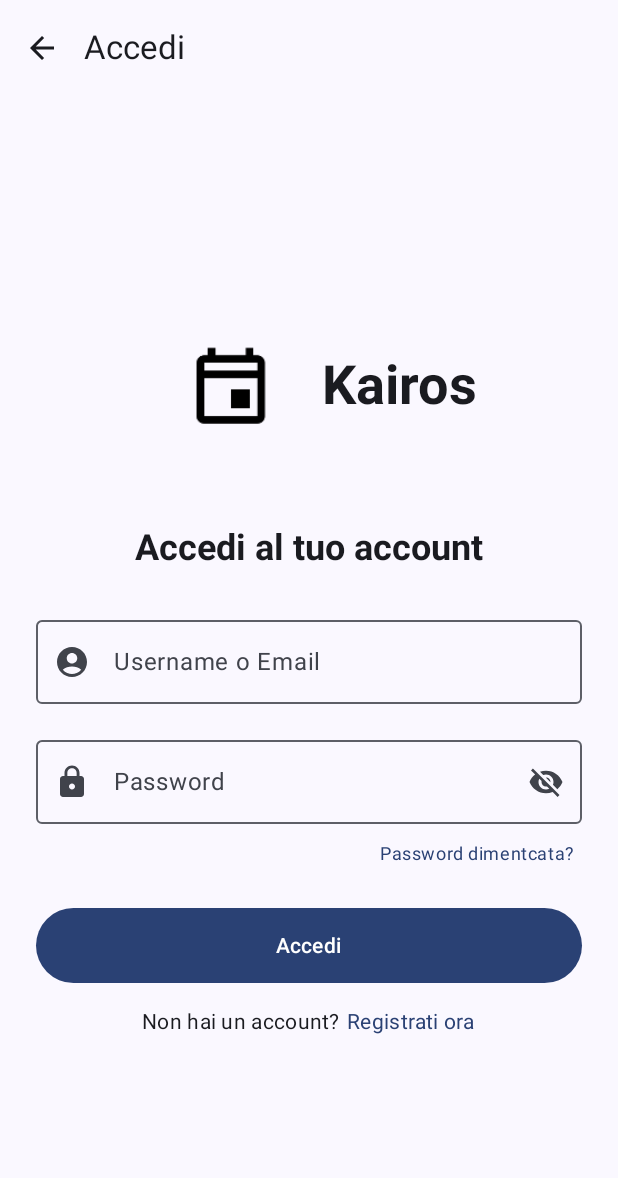
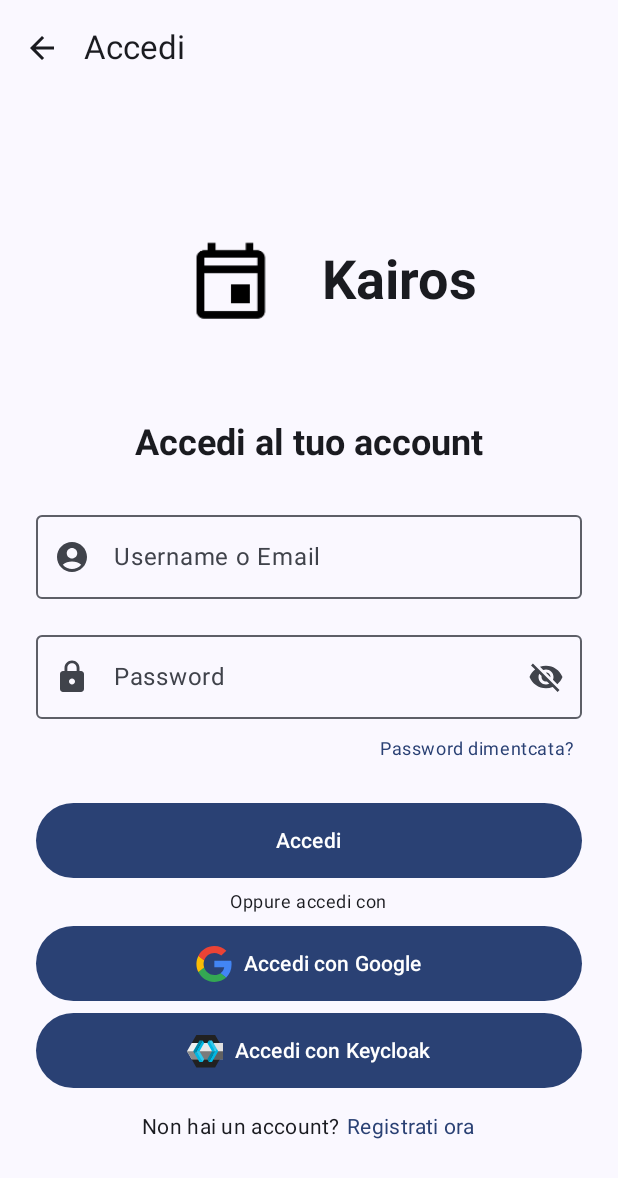
Before and after one commit to Alessandro624/Kairos-Mobile-App, an Android app built with Jetpack Compose: the LoginActivity screen opened through its navigation route, on a phone screen of 412 x 824 dp. Shown: the top 1178 px of the screen. Run offline under Robolectric (Android 15) with nearby library versions, the phone set to English and light mode, and no system bars; our stand-ins replace Room's generated code; network calls fail; pictures from the network do not load.

Commit message:
Added google and keycloak login

```diff
--- a/app/src/main/java/it/unical/demacs/informatica/kairosapp/LoginActivity.kt
+++ b/app/src/main/java/it/unical/demacs/informatica/kairosapp/LoginActivity.kt
@@ -1,6 +1,9 @@
 package it.unical.demacs.informatica.kairosapp
 
+import android.annotation.SuppressLint
+import android.content.Intent
 import android.widget.Toast
+import androidx.browser.customtabs.CustomTabsIntent
 import androidx.compose.foundation.Image
 import androidx.compose.foundation.background
 import androidx.compose.foundation.clickable
@@ -31,8 +34,10 @@
 import androidx.compose.runtime.Composable
 import androidx.compose.runtime.LaunchedEffect
 import androidx.compose.runtime.collectAsState
+import androidx.compose.runtime.getValue
 import androidx.compose.ui.Alignment
 import androidx.compose.ui.Modifier
+import androidx.compose.ui.graphics.Color
 import androidx.compose.ui.platform.LocalContext
 import androidx.compose.ui.res.painterResource
 import androidx.compose.ui.res.stringResource
@@ -41,13 +46,15 @@
 import androidx.compose.ui.text.input.PasswordVisualTransformation
 import androidx.compose.ui.text.input.VisualTransformation
 import androidx.compose.ui.text.style.TextAlign
+import androidx.compose.ui.text.style.TextOverflow
 import androidx.compose.ui.tooling.preview.Preview
 import androidx.compose.ui.unit.dp
+import androidx.core.net.toUri
 import androidx.lifecycle.viewmodel.compose.viewModel
 import it.unical.demacs.informatica.kairosapp.ui.theme.KairosAppTheme
 import it.unical.demacs.informatica.kairosapp.viewmodels.LoginViewModel
-import androidx.compose.runtime.getValue
 
+@SuppressLint("QueryPermissionsNeeded")
 @OptIn(ExperimentalMaterial3Api::class)
 @Composable
 fun LoginActivity(
@@ -71,6 +78,25 @@
         if (uiState.errorMessage != null) {
             Toast.makeText(context, uiState.errorMessage, Toast.LENGTH_LONG).show()
             viewModel.resetLoginState()
+        }
+    }
+
+    LaunchedEffect(uiState.oauthUrlToOpen) {
+        uiState.oauthUrlToOpen?.let { url ->
+            try {
+                val customTabsIntent = CustomTabsIntent.Builder()
+                    .build()
+                customTabsIntent.launchUrl(context, url.toUri())
+            } catch (_: Exception) {
+                val browserIntent = Intent(Intent.ACTION_VIEW, url.toUri())
+                if (browserIntent.resolveActivity(context.packageManager) != null) {
+                    context.startActivity(browserIntent)
+                } else {
+                    Toast.makeText(context, R.string.error_no_browser_found, Toast.LENGTH_LONG)
+                        .show()
+                }
+            }
+            viewModel.consumeOauthUrl()
         }
     }
 
@@ -180,6 +206,65 @@
                 Text(stringResource(R.string.login))
             }
         }
+
+        Text(
+            text = stringResource(R.string.or_login_with),
+            style = MaterialTheme.typography.bodySmall,
+            color = MaterialTheme.colorScheme.onBackground,
+            modifier = Modifier.padding(vertical = 8.dp)
+        )
+
+        Column(
+            modifier = Modifier.fillMaxWidth(),
+            horizontalAlignment = Alignment.CenterHorizontally,
+            verticalArrangement = Arrangement.spacedBy(8.dp)
+        ) {
+            Button(
+                onClick = viewModel::loginWithGoogle,
+                enabled = !uiState.isLoading,
+                modifier = Modifier
+                    .fillMaxWidth()
+                    .height(50.dp)
+            ) {
+                Row(verticalAlignment = Alignment.CenterVertically) {
+                    Image(
+                        painter = painterResource(id = R.drawable.ic_google_logo),
+                        contentDescription = stringResource(R.string.login_with_google),
+                        modifier = Modifier.size(24.dp)
+                    )
+                    Spacer(Modifier.width(8.dp))
+                    Text(
+                        text = stringResource(R.string.login_with_google),
+                        maxLines = 1,
+                        overflow = TextOverflow.Ellipsis
+                    )
+                }
+            }
+
+            Button(
+                onClick = viewModel::loginWithKeycloak,
+                enabled = !uiState.isLoading,
+                modifier = Modifier
+                    .fillMaxWidth()
+                    .height(50.dp)
+            ) {
+                Row(verticalAlignment = Alignment.CenterVertically) {
+                    Icon(
+                        painter = painterResource(id = R.drawable.ic_keycloak_logo),
+                        contentDescription = stringResource(R.string.login_with_keycloak),
+                        modifier = Modifier.size(24.dp),
+                        tint = Color.Unspecified
+                    )
+                    Spacer(Modifier.width(8.dp))
+                    Text(
+                        text = stringResource(R.string.login_with_keycloak),
+                        maxLines = 1,
+                        overflow = TextOverflow.Ellipsis
+                    )
+                }
+            }
+        }
+
         Spacer(Modifier.height(16.dp))
 
         Row(
--- a/app/src/main/java/it/unical/demacs/informatica/kairosapp/MainActivity.kt
+++ b/app/src/main/java/it/unical/demacs/informatica/kairosapp/MainActivity.kt
@@ -1,5 +1,7 @@
 package it.unical.demacs.informatica.kairosapp
 
+import android.content.Intent
+import android.net.Uri
 import android.os.Bundle
 import android.util.Log
 import androidx.activity.ComponentActivity
@@ -25,6 +27,10 @@
 import it.unical.demacs.informatica.kairosapp.security.AuthManager
 import it.unical.demacs.informatica.kairosapp.security.TokenRefreshWorker
 import it.unical.demacs.informatica.kairosapp.ui.theme.KairosAppTheme
+import kotlinx.coroutines.flow.MutableStateFlow
+import kotlinx.coroutines.flow.StateFlow
+import kotlinx.coroutines.flow.asStateFlow
+import kotlinx.coroutines.flow.update
 
 object Routes {
     const val HOME = "home"
@@ -37,11 +43,14 @@
 
 class MainActivity : ComponentActivity() {
     private lateinit var _authManager: AuthManager
+    private val _navigationEvent = MutableStateFlow<String?>(null)
+    val navigationEvent: StateFlow<String?> = _navigationEvent.asStateFlow()
 
     override fun onCreate(savedInstanceState: Bundle?) {
         super.onCreate(savedInstanceState)
         enableEdgeToEdge()
         _authManager = AuthManager.getInstance(this)
+        handleIntent(intent)
 
         setContent {
             KairosAppTheme {
@@ -61,11 +70,50 @@
                     }
                 }
 
+                LaunchedEffect(navigationEvent) {
+                    navigationEvent.collect { route ->
+                        route?.let {
+                            Log.d("MainActivity", "Navigating to $it from deep link.")
+                            navController.navigate(it) {
+                                popUpTo(0) { inclusive = true }
+                            }
+                            _navigationEvent.value = null
+                        }
+                    }
+                }
+
                 AppNavigationHost(
                     navController = navController,
                     authManager = _authManager,
                     modifier = Modifier.fillMaxSize()
                 )
+            }
+        }
+    }
+
+    override fun onNewIntent(intent: Intent) {
+        super.onNewIntent(intent)
+        handleIntent(intent)
+    }
+
+    private fun handleIntent(intent: Intent?) {
+        val appLinkData: Uri? = intent?.data
+        appLinkData?.let { uri ->
+            Log.d("MainActivity", "Deep link received: $uri")
+
+            val accessToken = uri.getQueryParameter("token")
+            val refreshToken = uri.getQueryParameter("refreshToken")
+
+            if (!accessToken.isNullOrBlank() && !refreshToken.isNullOrBlank()) {
+                _authManager.saveTokens(accessToken, refreshToken)
+                Log.d("MainActivity", "Tokens received via deep link and saved!")
+                _navigationEvent.update { Routes.HOME }
+            } else {
+                Log.w(
+                    "MainActivity",
+                    "Deep link did not contain valid login success data or tokens."
+                )
+                _navigationEvent.update { Routes.LOGIN }
             }
         }
     }
--- a/app/src/main/java/it/unical/demacs/informatica/kairosapp/viewmodels/LoginViewModel.kt
+++ b/app/src/main/java/it/unical/demacs/informatica/kairosapp/viewmodels/LoginViewModel.kt
@@ -23,7 +23,8 @@
     val isLoading: Boolean = false,
     val errorMessage: String? = null,
     val loginSuccess: Boolean = false,
-    val isPasswordVisible: Boolean = false
+    val isPasswordVisible: Boolean = false,
+    val oauthUrlToOpen: String? = null
 )
 
 class LoginViewModel(application: Application) : AndroidViewModel(application) {
@@ -32,6 +33,20 @@
     private val _authApi = AuthenticationApi()
     private val _authManager = AuthManager.getInstance(application)
     val uiState: StateFlow<LoginUiState> = _uiState.asStateFlow()
+
+    fun loginWithGoogle() {
+        val url = _authApi.loginWithGoogle()
+        _uiState.update { it.copy(oauthUrlToOpen = url) }
+    }
+
+    fun loginWithKeycloak() {
+        val url = _authApi.loginWithKeycloak()
+        _uiState.update { it.copy(oauthUrlToOpen = url) }
+    }
+
+    fun consumeOauthUrl() {
+        _uiState.update { it.copy(oauthUrlToOpen = null) }
+    }
 
     fun updateUsernameOrEmail(usernameOrEmail: String) {
         _uiState.update { it.copy(usernameOrEmail = usernameOrEmail) }
--- /dev/null
+++ b/app/src/main/res/drawable/ic_google_logo.xml
@@ -0,0 +1,18 @@
+<vector xmlns:android="http://schemas.android.com/apk/res/android"
+    android:width="800dp"
+    android:height="800dp"
+    android:viewportWidth="262"
+    android:viewportHeight="262">
+  <path
+      android:pathData="M258.88,133.45c0,-10.73 -0.87,-18.57 -2.76,-26.69L133.55,106.76v48.45h71.95c-1.45,12.04 -9.28,30.17 -26.69,42.36l-0.24,1.62 38.76,30.02 2.68,0.27c24.66,-22.77 38.88,-56.28 38.88,-96.03"
+      android:fillColor="#4285F4"/>
+  <path
+      android:pathData="M133.55,261.1c35.25,0 64.84,-11.6 86.45,-31.62l-41.2,-31.91c-11.02,7.69 -25.82,13.06 -45.26,13.06 -34.52,0 -63.82,-22.77 -74.27,-54.25l-1.53,0.13 -40.3,31.19 -0.53,1.47C38.39,231.8 82.49,261.1 133.55,261.1"
+      android:fillColor="#34A853"/>
+  <path
+      android:pathData="M59.28,156.37c-2.76,-8.12 -4.35,-16.83 -4.35,-25.82 0,-8.99 1.6,-17.7 4.21,-25.82l-0.07,-1.73L18.26,71.31l-1.34,0.63C8.08,89.64 3,109.52 3,130.55s5.08,40.9 13.93,58.6l42.36,-32.78"
+      android:fillColor="#FBBC05"/>
+  <path
+      android:pathData="M133.55,50.48c24.51,0 41.05,10.59 50.48,19.44l36.84,-35.97C198.24,12.91 168.8,0 133.55,0 82.49,0 38.39,29.3 16.92,71.95l42.21,32.78c10.59,-31.48 39.89,-54.25 74.41,-54.25"
+      android:fillColor="#EB4335"/>
+</vector>
--- /dev/null
+++ b/app/src/main/res/drawable/ic_keycloak_logo.xml
@@ -0,0 +1,91 @@
+<vector xmlns:android="http://schemas.android.com/apk/res/android"
+    android:width="167.117dp"
+    android:height="150.658dp"
+    android:viewportWidth="44.216"
+    android:viewportHeight="39.861">
+    <path
+        android:pathData="m5.795,9.868 l5.716,-9.865 23.018,-0.004 5.686,9.965 0.007,19.932 -5.691,9.957 -23.012,0.008 -5.782,-9.965z"
+        android:strokeWidth=".264583"
+        android:fillColor="#212121" />
+    <path
+        android:pathData="M5.737,29.893h10.375l-5.699,-10.041 4.634,-9.982 -9.252,-0.002 -5.795,10.065"
+        android:strokeWidth=".330729"
+        android:fillColor="#F0F0F0"
+        android:strokeColor="#00000000"
+        android:fillType="nonZero" />
+    <path
+        android:pathData="M19.258,29.893h7.582l6.706,-9.773 -6.589,-10.156h-8.921l-5.373,9.814z"
+        android:strokeWidth=".330729"
+        android:fillColor="#E8E8E8"
+        android:strokeColor="#00000000"
+        android:fillType="nonZero" />
+    <path
+        android:pathData="m0,19.932 l5.738,9.964h10.374l-5.636,-9.93z"
+        android:strokeWidth=".330729"
+        android:fillColor="#8C8C8C"
+        android:strokeColor="#00000000"
+        android:fillType="nonZero" />
+    <path
+        android:pathData="m12.774,19.934 l6.484,9.963h7.582l6.601,-9.959z"
+        android:strokeWidth=".330729"
+        android:fillColor="#7A7A7A"
+        android:strokeColor="#00000000"
+        android:fillType="nonZero" />
+
+    <path
+        android:pathData="m15.342,19.941 l-1.958,0.569 -1.877,-0.572 7.667,-13.288 1.918,3.316"
+        android:strokeWidth=".330729"
+        android:fillColor="#00B8E3"
+        android:strokeColor="#00000000"
+        android:fillType="nonZero" />
+    <path
+        android:pathData="m21.085,29.894 l-1.909,3.332 -5.093,-5.487 -2.58,-7.797v-0.004h3.838"
+        android:strokeWidth=".330729"
+        android:fillColor="#33C6E9"
+        android:strokeColor="#00000000"
+        android:fillType="nonZero" />
+    <path
+        android:pathData="M11.507,19.938h-0.003v0.003l-1.918,3.322 -1.925,-3.307 1.952,-3.386 5.728,-9.92h3.834"
+        android:strokeWidth=".330729"
+        android:fillColor="#008AAA"
+        android:strokeColor="#00000000"
+        android:fillType="nonZero" />
+
+    <path
+        android:pathData="M32.605,29.893h11.611l-0.007,-19.93h-11.605z"
+        android:strokeWidth=".330729"
+        android:fillColor="#E0E0E0"
+        android:strokeColor="#00000000"
+        android:fillType="nonZero" />
+    <path
+        android:pathData="M32.605,19.966v9.93h11.59v-9.93z"
+        android:strokeWidth=".330729"
+        android:fillColor="#616161"
+        android:strokeColor="#00000000"
+        android:fillType="nonZero" />
+
+    <path
+        android:pathData="M19.177,33.229h-3.836l-5.755,-9.966 1.918,-3.321z"
+        android:strokeWidth=".330729"
+        android:fillColor="#00B8E3"
+        android:strokeColor="#00000000"
+        android:fillType="nonZero" />
+    <path
+        android:pathData="m34.518,19.938 l-7.669,13.289c-0.705,-1.036 -1.913,-3.331 -1.913,-3.331l5.753,-9.959z"
+        android:strokeWidth=".330729"
+        android:fillColor="#008AAA"
+        android:strokeColor="#00000000"
+        android:fillType="nonZero" />
+    <path
+        android:pathData="m30.68,33.227 l-3.831,-0.001 7.67,-13.288 1.917,-3.317 1.921,3.34m-3.839,-0.023h-3.828l-5.755,-9.973 1.905,-3.314 4.658,5.922z"
+        android:strokeWidth=".330729"
+        android:fillColor="#00B8E3"
+        android:strokeColor="#00000000"
+        android:fillType="nonZero" />
+    <path
+        android:pathData="M36.435,16.617v0.003l-1.917,3.318 -7.677,-13.286 3.841,0.002z"
+        android:strokeWidth=".330729"
+        android:fillColor="#33C6E9"
+        android:strokeColor="#00000000"
+        android:fillType="nonZero" />
+</vector>
--- a/app/src/main/res/values/strings.xml
+++ b/app/src/main/res/values/strings.xml
@@ -51,4 +51,8 @@
     <string name="send_reset_link">Invia istruzioni</string>
     <string name="back_to_login">Accedi ora</string>
     <string name="remember_password">Ricordi la password?</string>
+    <string name="or_login_with">Oppure accedi con</string>
+    <string name="login_with_google">Accedi con Google</string>
+    <string name="login_with_keycloak">Accedi con Keycloak</string>
+    <string name="error_no_browser_found">Browser non trovato</string>
 </resources>
--- a/kairos-client/src/main/kotlin/io/swagger/client/apis/AuthenticationApi.kt
+++ b/kairos-client/src/main/kotlin/io/swagger/client/apis/AuthenticationApi.kt
@@ -21,6 +21,8 @@
 import io.swagger.client.infrastructure.*
 
 class AuthenticationApi(basePath: kotlin.String = "http://10.0.2.2:8080") : ApiClient(basePath) {
+
+    private val redirectUri: kotlin.String = "kairosapp://auth/callback"
 
     /**
      * Request password reset
@@ -218,4 +220,12 @@
             )
         }
     }
+
+    fun loginWithGoogle(): String {
+        return "${baseUrl}/v1/auth/oauth2/authorize/google?redirect_uri=${redirectUri}"
+    }
+
+    fun loginWithKeycloak(): String {
+        return "${baseUrl}/v1/auth/oauth2/authorize/keycloak?redirect_uri=${redirectUri}"
+    }
 }
```
Also changed, not shown: app/src/main/AndroidManifest.xml (+13 -1 lines).
